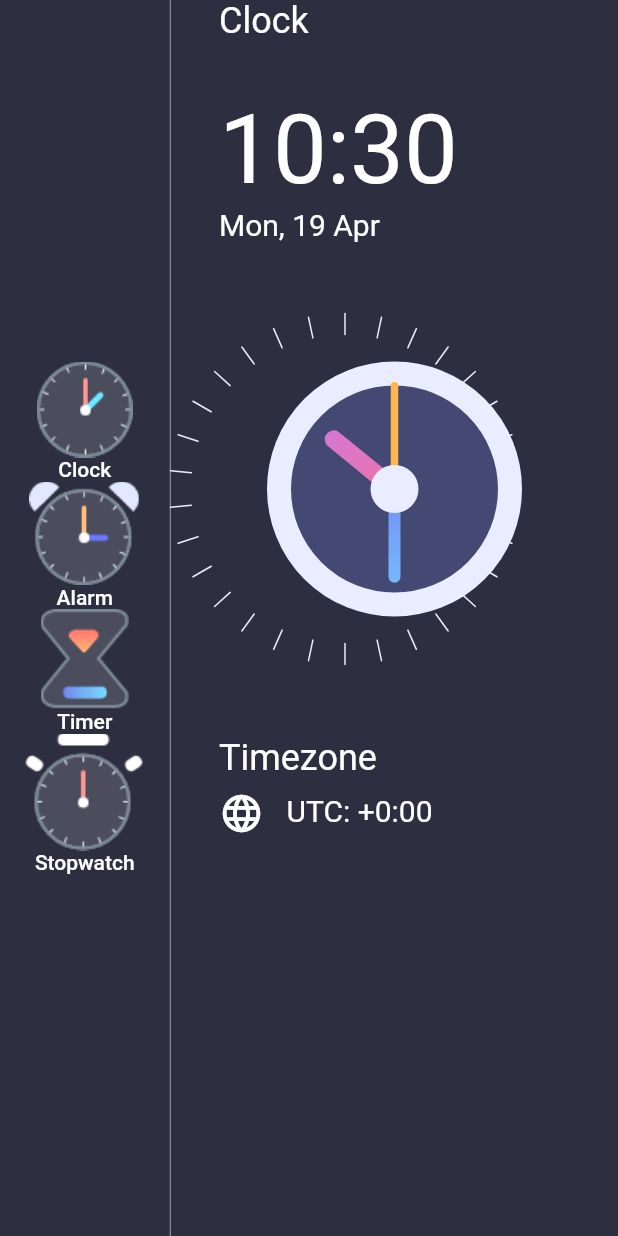
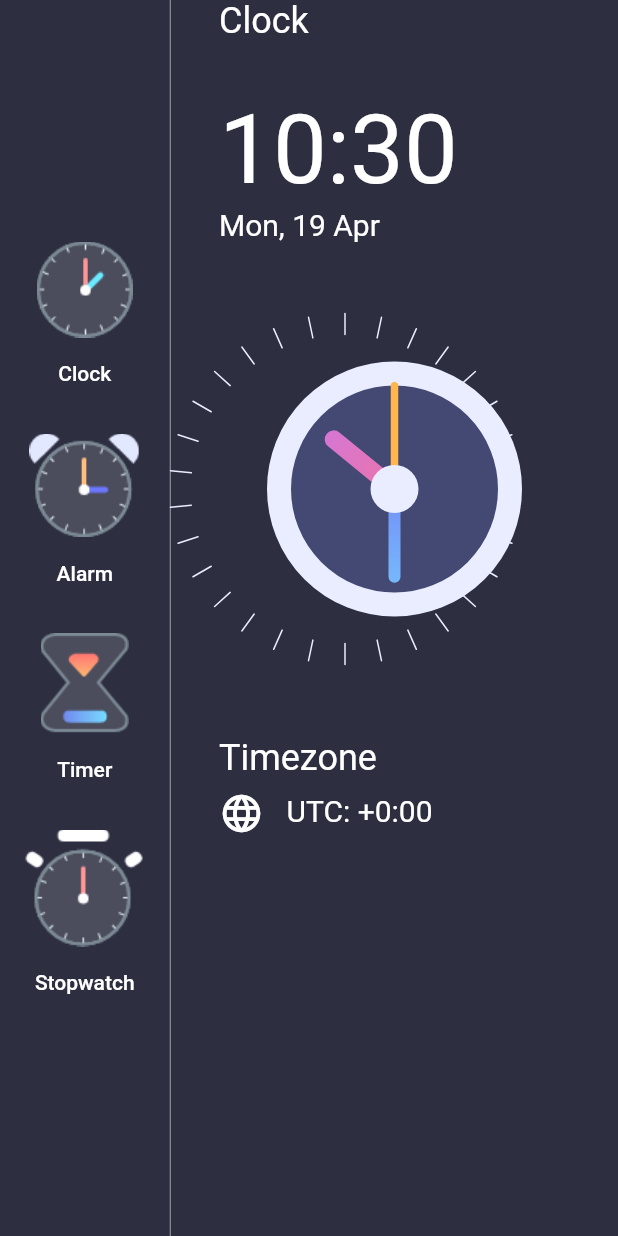
Before and after one commit to arslankaleem7229/simple-clock-flutter, a Flutter app: the screen it shows after launch, on a phone screen of 412 x 824 dp. Run offline on Flutter 3.47's test engine with Material 2 defaults, Android fonts, the light colour scheme and no system bars.

Commit message:
Added Menu buttons and font in pubspec.yaml file

```diff
--- a/lib/screens/home.dart
+++ b/lib/screens/home.dart
@@ -34,15 +34,19 @@ class _HomePageState extends State<HomePage> {
             Column(
               mainAxisAlignment: MainAxisAlignment.center,
               children: [
-                ElevatedButton(
+                Padding(
+                  padding: EdgeInsets.symmetric(vertical: 16.0),
+                  child: ElevatedButton(
                     style: ButtonStyle(
                       backgroundColor:
                           MaterialStateProperty.all(Colors.transparent),
-                    shadowColor: MaterialStateProperty.all(Colors.transparent),
+                      shadowColor:
+                          MaterialStateProperty.all(Colors.transparent),
                     ),
                     child: Column(
                       children: [
                         Image(image: AssetImage('assets/clock_icon.png')),
+                        SizedBox(height: 16),
                         Text(
                           'Clock',
                           style: TextStyle(fontSize: 14, color: Colors.white),
@@ -51,15 +55,20 @@ class _HomePageState extends State<HomePage> {
                     ),
                     onPressed: () => print('Clock'),
                   ),
-                ElevatedButton(
+                ),
+                Padding(
+                  padding: EdgeInsets.symmetric(vertical: 16.0),
+                  child: ElevatedButton(
                     style: ButtonStyle(
                       backgroundColor:
                           MaterialStateProperty.all(Colors.transparent),
-                    shadowColor: MaterialStateProperty.all(Colors.transparent),
+                      shadowColor:
+                          MaterialStateProperty.all(Colors.transparent),
                     ),
                     child: Column(
                       children: [
                         Image(image: AssetImage('assets/alarm_icon.png')),
+                        SizedBox(height: 16),
                         Text(
                           'Alarm',
                           style: TextStyle(fontSize: 14, color: Colors.white),
@@ -68,15 +77,20 @@ class _HomePageState extends State<HomePage> {
                     ),
                     onPressed: () => print('Clock'),
                   ),
-                ElevatedButton(
+                ),
+                Padding(
+                  padding: EdgeInsets.symmetric(vertical: 16.0),
+                  child: ElevatedButton(
                     style: ButtonStyle(
                       backgroundColor:
                           MaterialStateProperty.all(Colors.transparent),
-                    shadowColor: MaterialStateProperty.all(Colors.transparent),
+                      shadowColor:
+                          MaterialStateProperty.all(Colors.transparent),
                     ),
                     child: Column(
                       children: [
                         Image(image: AssetImage('assets/timer_icon.png')),
+                        SizedBox(height: 16),
                         Text(
                           'Timer',
                           style: TextStyle(fontSize: 14, color: Colors.white),
@@ -85,15 +99,20 @@ class _HomePageState extends State<HomePage> {
                     ),
                     onPressed: () => print('Clock'),
                   ),
-                ElevatedButton(
+                ),
+                Padding(
+                  padding: EdgeInsets.symmetric(vertical: 16.0),
+                  child: ElevatedButton(
                     style: ButtonStyle(
                       backgroundColor:
                           MaterialStateProperty.all(Colors.transparent),
-                    shadowColor: MaterialStateProperty.all(Colors.transparent),
+                      shadowColor:
+                          MaterialStateProperty.all(Colors.transparent),
                     ),
                     child: Column(
                       children: [
                         Image(image: AssetImage('assets/stopwatch_icon.png')),
+                        SizedBox(height: 16),
                         Text(
                           'Stopwatch',
                           style: TextStyle(fontSize: 14, color: Colors.white),
@@ -101,6 +120,7 @@ class _HomePageState extends State<HomePage> {
                       ],
                     ),
                     onPressed: () => print('Clock'),
+                  ),
                 ),
               ],
             ),
```
Also changed, not shown: pubspec.yaml (+10 -11 lines). Lines whose indentation alone changed are shown as unchanged.
